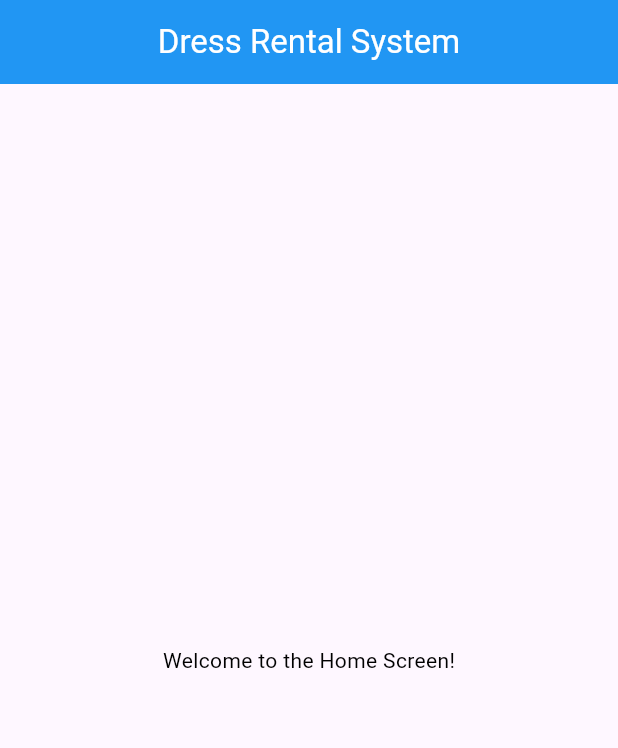
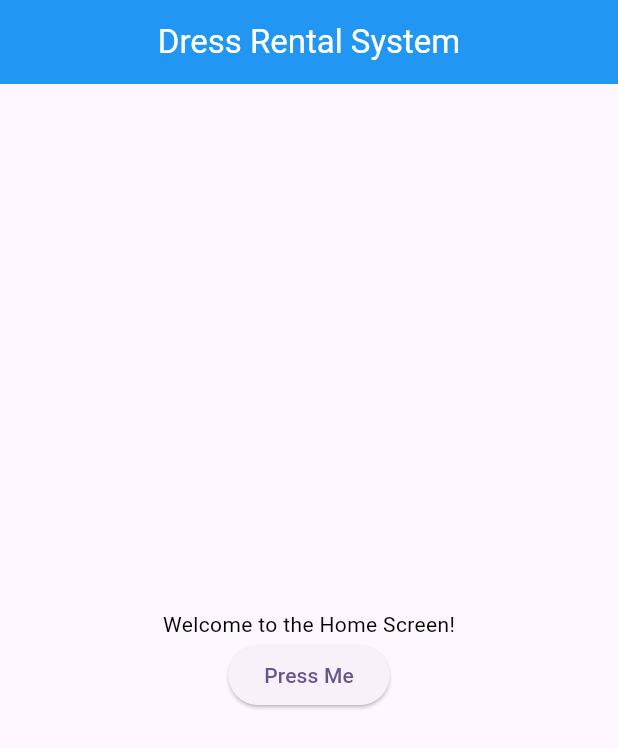
Before and after one commit to akankshaghotekar/flutter-demo, a Flutter app: the screen it shows after launch, on a phone screen of 412 x 824 dp. Shown: the top 748 px of the screen. Run offline on Flutter 3.47's test engine with Material 3 defaults, Android fonts, the phone set to English and light mode, and no system bars.

Commit message:
Added Elevated button

```diff
--- a/lib/screens/home_screen.dart
+++ b/lib/screens/home_screen.dart
@@ -29,6 +29,12 @@ class _HomeScreenState extends State<HomeScreen> {
               style: TextStyle(color: black),
             ),
           ),
+          ElevatedButton(
+            onPressed: () {
+              // Handle button press
+            },
+            child: const Text('Press Me'),
+          ),
         ],
       ),
     );
```
